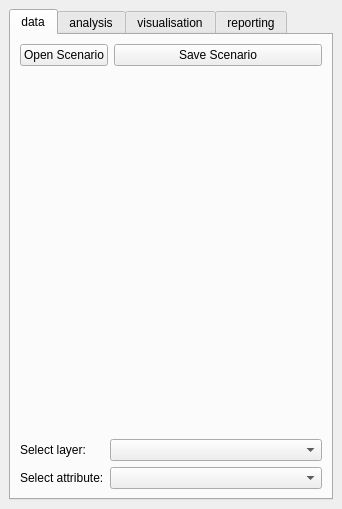
Qt form SpatialDecision/spatial_decision_dockwidget_base.ui (jorgegil/GEO1005) before a commit.
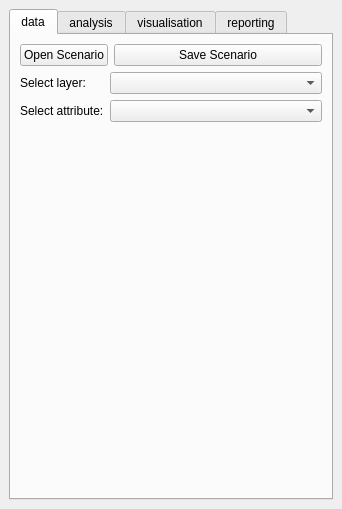
The same form after that commit.

```diff
--- a/SpatialDecision/spatial_decision_dockwidget_base.ui
+++ b/SpatialDecision/spatial_decision_dockwidget_base.ui
@@ -24,7 +24,7 @@
        <attribute name="title">
         <string>data</string>
        </attribute>
-       <layout class="QVBoxLayout" name="verticalLayout_2" stretch="0,5">
+       <layout class="QVBoxLayout" name="verticalLayout_2" stretch="0,5,0">
         <item>
          <layout class="QFormLayout" name="formLayout">
           <item row="0" column="0">
@@ -67,6 +67,19 @@
           </item>
          </layout>
         </item>
+        <item>
+         <spacer name="verticalSpacer">
+          <property name="orientation">
+           <enum>Qt::Vertical</enum>
+          </property>
+          <property name="sizeHint" stdset="0">
+           <size>
+            <width>20</width>
+            <height>40</height>
+           </size>
+          </property>
+         </spacer>
+        </item>
        </layout>
       </widget>
       <widget class="QWidget" name="analysisTab">
```
